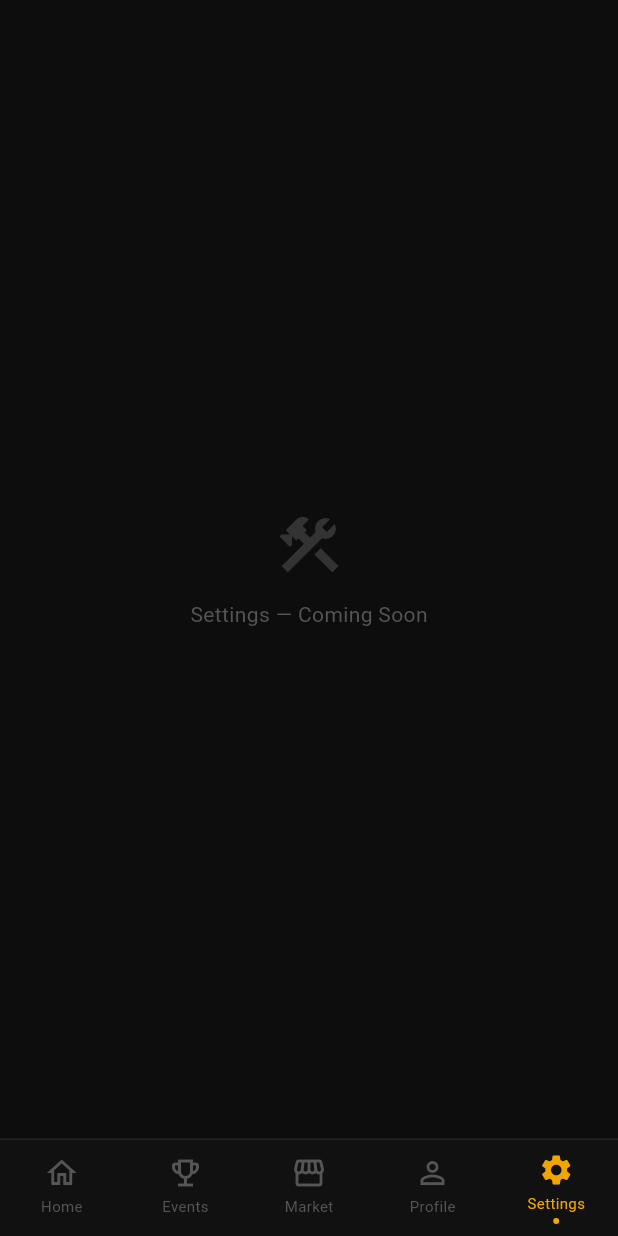
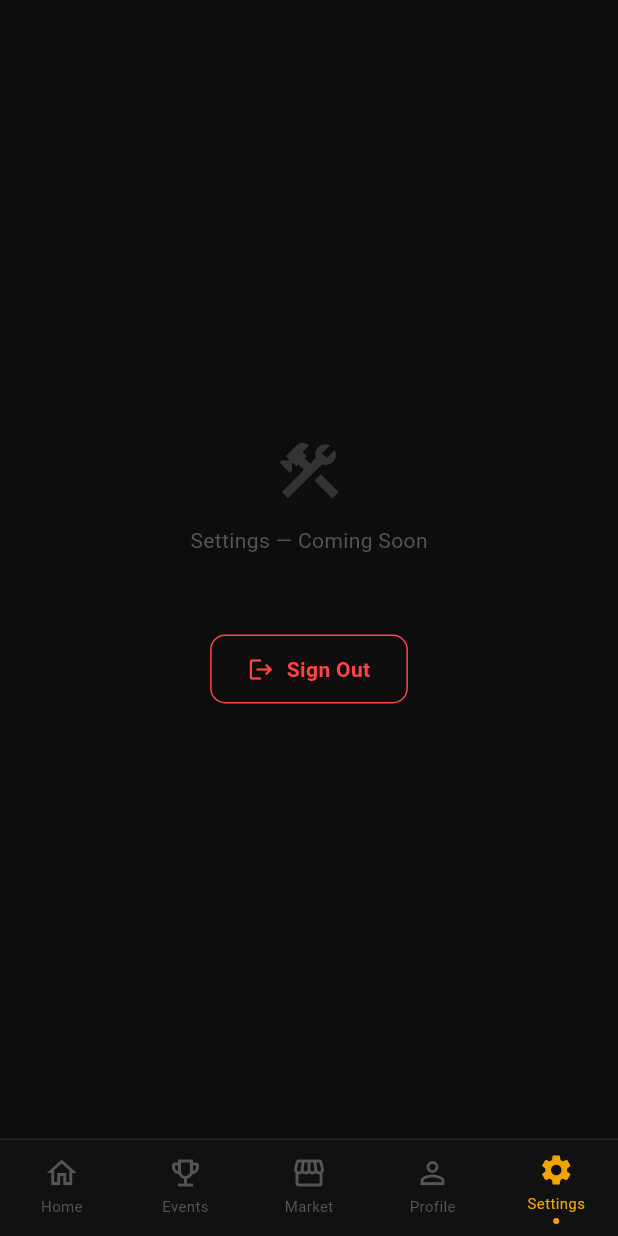
Before and after one commit to ItsKalfox/esport-tournament-app, a Flutter app: the screen it shows once a user with an empty profile is signed in, item 5 of the bottom bar chosen, on a phone screen of 412 x 824 dp. Run offline on Flutter 3.47's test engine with Material 3 defaults, Android fonts, the phone set to English and light mode, and no system bars; our stand-ins replace cloud_firestore, firebase_auth, firebase_core, google_sign_in; missing offline and left inert: flutter_stripe; accounts and stored records are empty.

Commit message:
feat: add user data persistence to Firestore, temp sign out, wishlist, saved addresses, payment details and update README

```diff
--- a/lib/pages/main_shell.dart
+++ b/lib/pages/main_shell.dart
@@ -1,5 +1,7 @@
 import 'package:flutter/material.dart';
+import 'package:firebase_auth/firebase_auth.dart';
 import '../pages/store/store_home_screen.dart';
+import '../services/auth_service.dart';
 
 class MainShell extends StatefulWidget {
   const MainShell({super.key});
@@ -16,7 +18,7 @@ class _MainShellState extends State<MainShell> {
     const _PlaceholderPage(label: 'Events'),
     const StoreScreen(),
     const _PlaceholderPage(label: 'Profile'),
-    const _PlaceholderPage(label: 'Settings'),
+    const _TempSettingsPage(),
   ];
 
   @override
@@ -157,6 +159,70 @@ class _NavItem extends StatelessWidget {
   }
 }
 
+// ─── Temp Settings Page ───────────────────────────────────────────────────────
+// Temporary — replace with real Settings screen when ready
+
+class _TempSettingsPage extends StatelessWidget {
+  const _TempSettingsPage();
+
+  @override
+  Widget build(BuildContext context) {
+    final user = FirebaseAuth.instance.currentUser;
+    return Scaffold(
+      backgroundColor: const Color(0xFF0D0D0D),
+      body: Center(
+        child: Column(
+          mainAxisSize: MainAxisSize.min,
+          children: [
+            const Icon(Icons.construction, color: Color(0xFF333333), size: 48),
+            const SizedBox(height: 12),
+            const Text(
+              'Settings — Coming Soon',
+              style: TextStyle(color: Color(0xFF555555), fontSize: 14),
+            ),
+            if (user != null) ...[
+              const SizedBox(height: 4),
+              Text(
+                user.email ?? '',
+                style: const TextStyle(color: Color(0xFF444444), fontSize: 12),
+              ),
+            ],
+            const SizedBox(height: 32),
+            GestureDetector(
+              onTap: () async => await AuthService.signOut(),
+              child: Container(
+                padding: const EdgeInsets.symmetric(
+                  horizontal: 24,
+                  vertical: 12,
+                ),
+                decoration: BoxDecoration(
+                  border: Border.all(color: const Color(0xFFff4444)),
+                  borderRadius: BorderRadius.circular(10),
+                ),
+                child: const Row(
+                  mainAxisSize: MainAxisSize.min,
+                  children: [
+                    Icon(Icons.logout, color: Color(0xFFff4444), size: 18),
+                    SizedBox(width: 8),
+                    Text(
+                      'Sign Out',
+                      style: TextStyle(
+                        color: Color(0xFFff4444),
+                        fontSize: 14,
+                        fontWeight: FontWeight.w600,
+                      ),
+                    ),
+                  ],
+                ),
+              ),
+            ),
+          ],
+        ),
+      ),
+    );
+  }
+}
+
 // ─── Placeholder Page ─────────────────────────────────────────────────────────
 // Temporary placeholder — replace with real screens as they are built
 
--- a/lib/pages/signup/sign _up.dart
+++ b/lib/pages/signup/sign _up.dart
@@ -70,6 +70,7 @@ class _SignupPageState extends State<SignupPage> {
         password: _passCtrl.text,
         firstName: _firstCtrl.text.trim(),
         lastName: _lastCtrl.text.trim(),
+        phone: _phoneCtrl.text.trim(), // ← pass phone number
       );
 
       if (!mounted) return;
@@ -150,7 +151,6 @@ class _SignupPageState extends State<SignupPage> {
             child: Column(
               crossAxisAlignment: CrossAxisAlignment.start,
               children: [
-                // First & Last name
                 Row(
                   children: [
                     Expanded(
@@ -197,7 +197,6 @@ class _SignupPageState extends State<SignupPage> {
                 ),
                 const SizedBox(height: 16),
 
-                // Password with live rules
                 AuthTextField(
                   label: 'Password',
                   hint: 'At least 8 characters',
@@ -212,13 +211,11 @@ class _SignupPageState extends State<SignupPage> {
                   },
                 ),
 
-                // Live password rules
                 if (_showPasswordRules)
                   PasswordRulesWidget(password: _passCtrl.text),
 
                 const SizedBox(height: 16),
 
-                // Terms checkbox
                 GestureDetector(
                   onTap: () => setState(() => _termsAccepted = !_termsAccepted),
                   child: Row(
```
Also changed, not shown: lib/services/auth_service.dart (+83 -15 lines), 1 other file.
